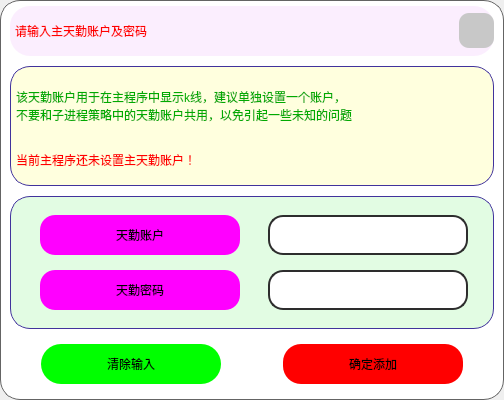
Old version of the form UI/Setting_light.ui in the repository shiyindebcd/ProcessTrader.
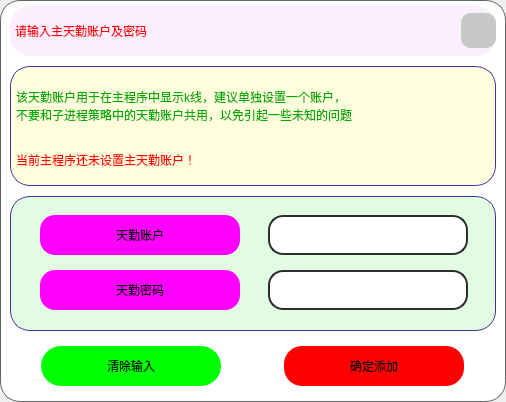
New version of the form. Icons and pictures are not drawn.

```diff
--- a/UI/Setting_light.ui
+++ b/UI/Setting_light.ui
@@ -6,8 +6,8 @@
    <rect>
     <x>0</x>
     <y>0</y>
-    <width>504</width>
-    <height>400</height>
+    <width>506</width>
+    <height>402</height>
    </rect>
   </property>
   <property name="windowTitle">
```
Left out of the diff: 2 changed lines with no effect on the pictures.
